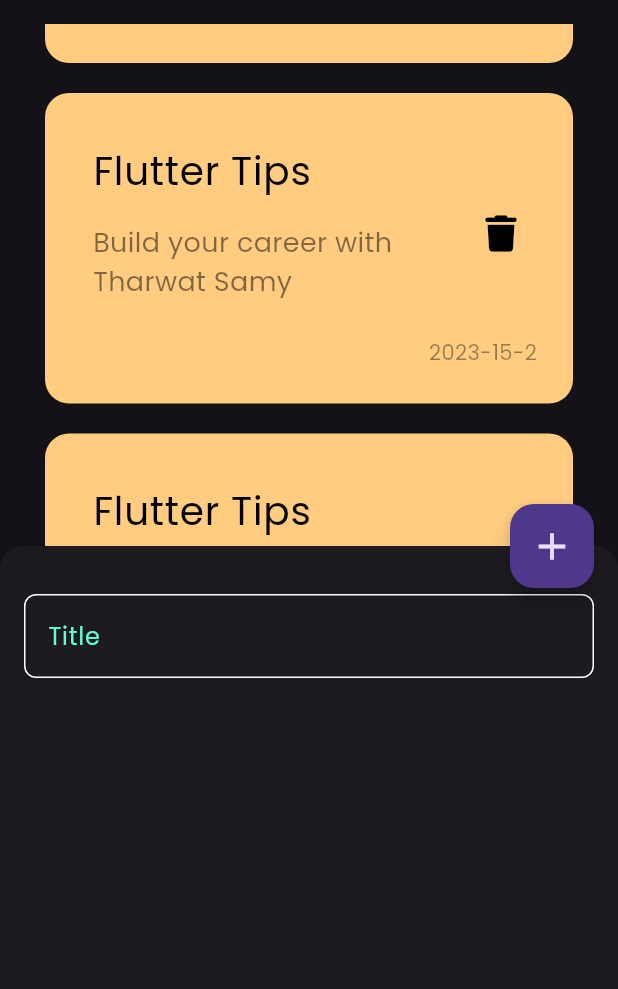
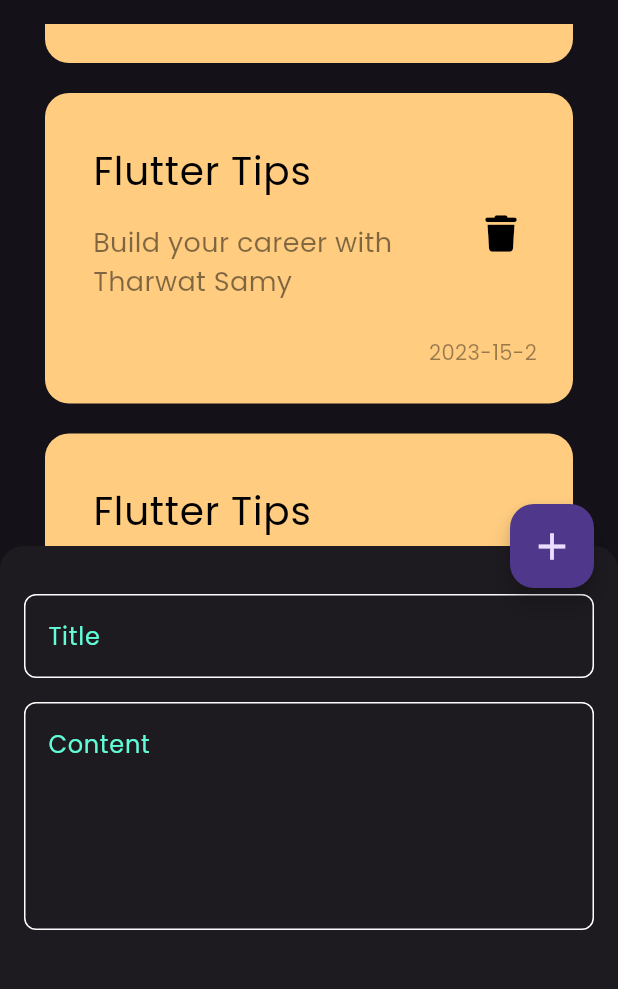
Before and after one commit to Bodeayman/NotesApp, a Flutter app: the screen it shows after launch, scrolled down 191 dp, after a tap on the "add" icon, on a phone screen of 412 x 824 dp, the part 90-1079 px from its top. Run offline on Flutter 3.47's test engine with Material 3 defaults, Android fonts, the phone set to English and light mode, and no system bars; our stand-ins replace font_awesome_flutter, google_fonts.

Commit message:
Added new methods and classes for the text input field

```diff
--- a/lib/Views/Widgets/add_note_sheet.dart
+++ b/lib/Views/Widgets/add_note_sheet.dart
@@ -17,7 +17,17 @@ class AddNoteSheet extends StatelessWidget {
             SizedBox(
               height: 32,
             ),
-            CustomTextField(),
+            CustomTextField(
+              textLines: 1,
+              hint: "Title",
+            ),
+            SizedBox(
+              height: 16,
+            ),
+            CustomTextField(
+              textLines: 5,
+              hint: "Content",
+            ),
           ],
         ),
       ),
--- a/lib/Views/Widgets/custom_text_field.dart
+++ b/lib/Views/Widgets/custom_text_field.dart
@@ -2,22 +2,25 @@ import 'package:flutter/material.dart';
 import 'package:to_do_list/constant.dart';
 
 class CustomTextField extends StatelessWidget {
-  const CustomTextField({super.key});
-
+  const CustomTextField(
+      {super.key, required this.textLines, required this.hint});
+  final int textLines;
+  final String hint;
   @override
   Widget build(BuildContext context) {
     return TextField(
-      cursorColor: Kprimarycolor,
+      cursorColor: kprimaryColor,
+      maxLines: textLines,
       decoration: InputDecoration(
-        hintText: "Title",
+        hintText: hint,
         hintStyle: TextStyle(
-          color: Kprimarycolor,
+          color: kprimaryColor,
         ),
         focusColor: Colors.white,
         border: buildBorder(),
         enabledBorder: buildBorder(),
         focusedBorder: buildBorder(
-          Kprimarycolor,
+          kprimaryColor,
         ),
       ),
     );
--- a/lib/Views/Widgets/note_item.dart
+++ b/lib/Views/Widgets/note_item.dart
@@ -68,7 +68,7 @@ class NoteItem extends StatelessWidget {
                   padding: EdgeInsets.only(
                     right: 24,
                   ),
-                  child: const Text(
+                  child: Text(
                     "2023-15-2",
                     style: TextStyle(
                       fontSize: 14,
--- a/lib/constant.dart
+++ b/lib/constant.dart
@@ -1,3 +1,3 @@
 import 'package:flutter/material.dart';
 
-Color Kprimarycolor = const Color(0xff62fcd7);
+Color kprimaryColor = const Color(0xff62fcd7);
```
